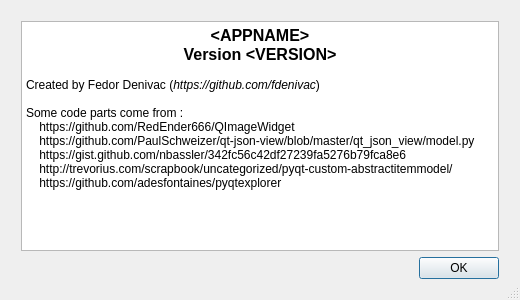
fdenivac/synology-photos-explorer, file src/ui/about.ui: the form before one commit.
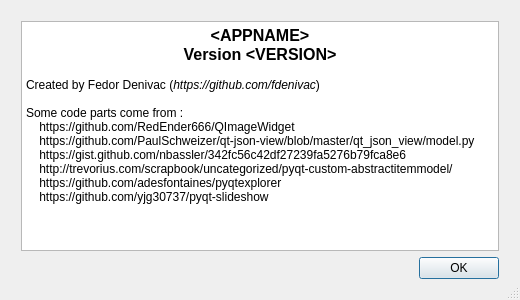
The form after the commit.

Commit message: global shortcuts, speed slideshow submenu, missing images

Patch:
```diff
--- a/src/ui/about.ui
+++ b/src/ui/about.ui
@@ -80,6 +80,7 @@
 &lt;p style=&quot; margin-top:0px; margin-bottom:0px; margin-left:0px; margin-right:0px; -qt-block-indent:0; text-indent:0px;&quot;&gt;    https://gist.github.com/nbassler/342fc56c42df27239fa5276b79fca8e6&lt;/p&gt;
 &lt;p style=&quot; margin-top:0px; margin-bottom:0px; margin-left:0px; margin-right:0px; -qt-block-indent:0; text-indent:0px;&quot;&gt;    http://trevorius.com/scrapbook/uncategorized/pyqt-custom-abstractitemmodel/&lt;/p&gt;
 &lt;p style=&quot; margin-top:0px; margin-bottom:0px; margin-left:0px; margin-right:0px; -qt-block-indent:0; text-indent:0px;&quot;&gt;    https://github.com/adesfontaines/pyqtexplorer&lt;/p&gt;
+&lt;p style=&quot; margin-top:0px; margin-bottom:0px; margin-left:0px; margin-right:0px; -qt-block-indent:0; text-indent:0px;&quot;&gt;    https://github.com/yjg30737/pyqt-slideshow&lt;/p&gt;
 &lt;p style=&quot; margin-top:0px; margin-bottom:0px; margin-left:0px; margin-right:0px; -qt-block-indent:0; text-indent:0px;&quot;&gt;	&lt;/p&gt;&lt;/body&gt;&lt;/html&gt;</string>
        </property>
       </widget>
```
The commit also changes 9 other files.
